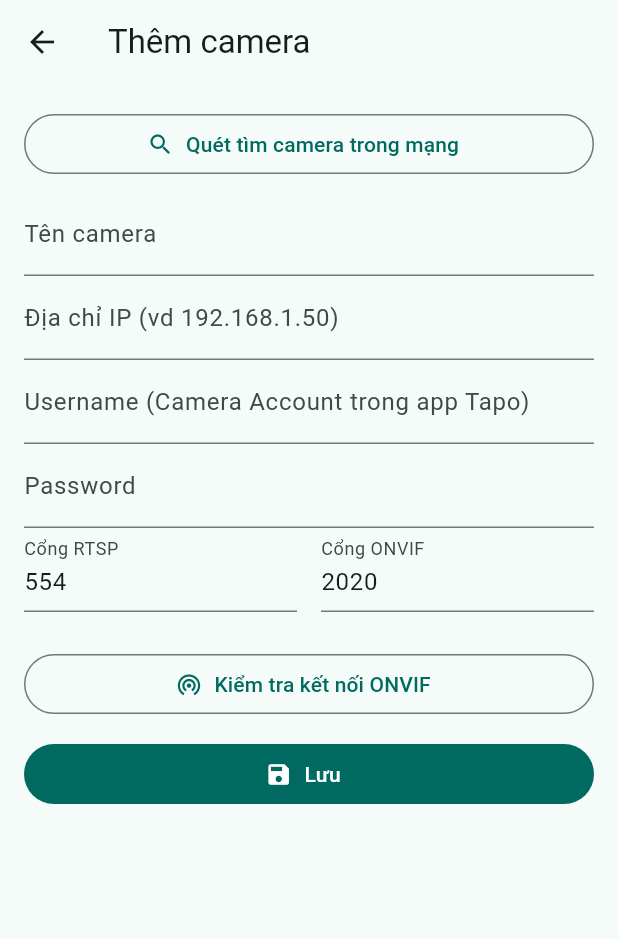
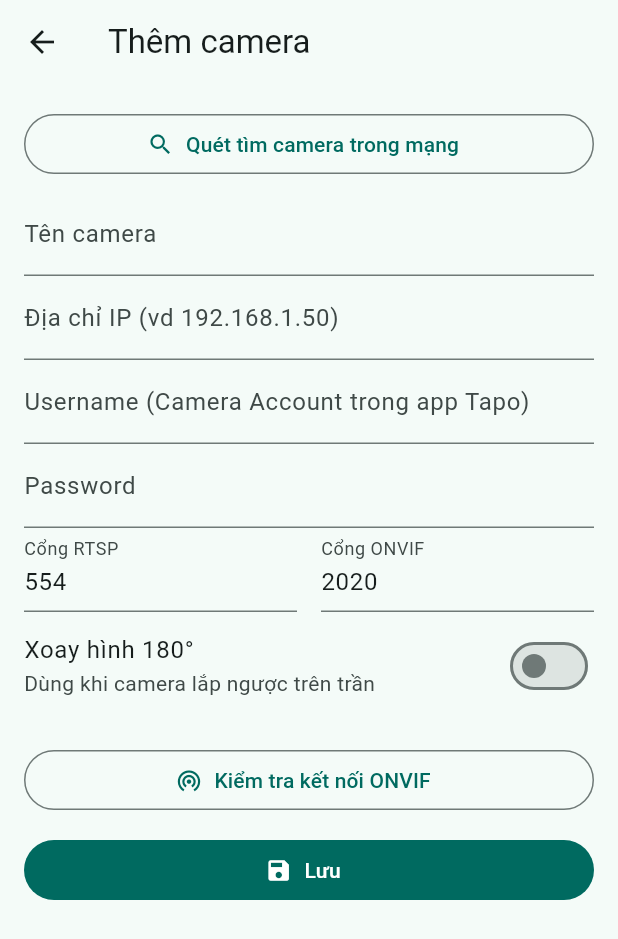
Before and after one commit to tamphan93/ai-cam, a Flutter app: the screen it shows after launch, after a tap on "Thêm camera", on a phone screen of 412 x 824 dp. Shown: the top 939 px of the screen. Run offline on Flutter 3.47's test engine with Material 3 defaults, Android fonts, the phone set to English and light mode, and no system bars; our stand-ins replace flutter_secure_storage, local_auth, shared_preferences; missing offline and left inert: easy_onvif, flutter_vlc_player, gal, photo_manager.

Commit message:
Thêm tự kết nối lại, khóa Face ID và xoay hình 180°
- Auto-reconnect: tự phát lại sau 3s khi stream error/ended/stopped (cả grid
  và live view), không can thiệp khi đang quay
- Xoay hình 180° theo từng cam (Camera.flip180 + toggle trong form, áp dụng
  bằng Transform.rotate ở mọi nơi hiển thị stream)
- Khóa app bằng Face ID/Touch ID: AppLock + LockGate (khóa khi mở app và khi
  quay lại từ nền) + màn hình Cài đặt để bật/tắt
- README: thêm NSFaceIDUsageDescription và mô tả các tính năng mới

Co-Authored-By: Claude Opus 4.8 <noreply@anthropic.com>
Claude-Session: https://claude.ai/code/session_019Sky4NAUP7Cnn7gqLFC2aS

```diff
--- a/lib/main.dart
+++ b/lib/main.dart
@@ -3,6 +3,7 @@ import 'package:provider/provider.dart';
 
 import 'services/camera_store.dart';
 import 'screens/home_grid_screen.dart';
+import 'widgets/lock_gate.dart';
 
 void main() {
   WidgetsFlutterBinding.ensureInitialized();
@@ -29,7 +30,7 @@ class TapoViewerApp extends StatelessWidget {
           colorSchemeSeed: Colors.teal,
           brightness: Brightness.dark,
         ),
-        home: const HomeGridScreen(),
+        home: const LockGate(child: HomeGridScreen()),
       ),
     );
   }
--- a/lib/models/camera.dart
+++ b/lib/models/camera.dart
@@ -12,6 +12,7 @@ class Camera {
     this.onvifPort = 2020,
     required this.username,
     this.password = '',
+    this.flip180 = false,
   });
 
   final String id;
@@ -20,6 +21,9 @@ class Camera {
   int rtspPort;
   int onvifPort;
   String username;
+
+  /// Xoay hình 180° (cho camera lắp ngược trên trần).
+  bool flip180;
 
   /// Transient — không lưu vào prefs. Nạp từ secure storage khi dùng.
   String password;
@@ -43,6 +47,7 @@ class Camera {
         'rtspPort': rtspPort,
         'onvifPort': onvifPort,
         'username': username,
+        'flip180': flip180,
       };
 
   factory Camera.fromJson(Map<String, dynamic> json) => Camera(
@@ -52,6 +57,7 @@ class Camera {
         rtspPort: (json['rtspPort'] as num?)?.toInt() ?? 554,
         onvifPort: (json['onvifPort'] as num?)?.toInt() ?? 2020,
         username: json['username'] as String,
+        flip180: json['flip180'] as bool? ?? false,
       );
 
   Camera copyWith({
@@ -61,6 +67,7 @@ class Camera {
     int? onvifPort,
     String? username,
     String? password,
+    bool? flip180,
   }) =>
       Camera(
         id: id,
@@ -70,5 +77,6 @@ class Camera {
         onvifPort: onvifPort ?? this.onvifPort,
         username: username ?? this.username,
         password: password ?? this.password,
+        flip180: flip180 ?? this.flip180,
       );
 }
--- a/lib/screens/camera_form_screen.dart
+++ b/lib/screens/camera_form_screen.dart
@@ -27,6 +27,7 @@ class _CameraFormScreenState extends State<CameraFormScreen> {
 
   bool _testing = false;
   bool _scanning = false;
+  bool _flip = false;
   double _scanProgress = 0;
 
   @override
@@ -39,6 +40,7 @@ class _CameraFormScreenState extends State<CameraFormScreen> {
     _pass = TextEditingController(text: c?.password ?? '');
     _rtspPort = TextEditingController(text: (c?.rtspPort ?? 554).toString());
     _onvifPort = TextEditingController(text: (c?.onvifPort ?? 2020).toString());
+    _flip = c?.flip180 ?? false;
   }
 
   @override
@@ -62,6 +64,7 @@ class _CameraFormScreenState extends State<CameraFormScreen> {
       password: _pass.text,
       rtspPort: int.tryParse(_rtspPort.text) ?? 554,
       onvifPort: int.tryParse(_onvifPort.text) ?? 2020,
+      flip180: _flip,
     );
   }
 
@@ -143,6 +146,7 @@ class _CameraFormScreenState extends State<CameraFormScreen> {
         password: c.password,
         rtspPort: c.rtspPort,
         onvifPort: c.onvifPort,
+        flip180: c.flip180,
       );
     } else {
       await store.update(widget.existing!.copyWith(
@@ -152,6 +156,7 @@ class _CameraFormScreenState extends State<CameraFormScreen> {
         password: c.password,
         rtspPort: c.rtspPort,
         onvifPort: c.onvifPort,
+        flip180: c.flip180,
       ));
     }
     if (mounted) Navigator.of(context).pop();
@@ -232,7 +237,14 @@ class _CameraFormScreenState extends State<CameraFormScreen> {
                 ),
               ],
             ),
-            const SizedBox(height: 24),
+            SwitchListTile(
+              contentPadding: EdgeInsets.zero,
+              title: const Text('Xoay hình 180°'),
+              subtitle: const Text('Dùng khi camera lắp ngược trên trần'),
+              value: _flip,
+              onChanged: (v) => setState(() => _flip = v),
+            ),
+            const SizedBox(height: 16),
             OutlinedButton.icon(
               onPressed: _testing ? null : _testOnvif,
               icon: _testing
--- a/lib/screens/home_grid_screen.dart
+++ b/lib/screens/home_grid_screen.dart
@@ -7,6 +7,7 @@ import '../widgets/vlc_player_tile.dart';
 import 'camera_form_screen.dart';
 import 'gallery_screen.dart';
 import 'live_view_screen.dart';
+import 'settings_screen.dart';
 
 /// Màn hình chính: lưới các camera (live SD), thêm/sửa/xóa, mở fullscreen.
 class HomeGridScreen extends StatelessWidget {
@@ -59,6 +60,12 @@ class HomeGridScreen extends StatelessWidget {
             icon: const Icon(Icons.photo_library_outlined),
             onPressed: () => Navigator.of(context).push(
               MaterialPageRoute(builder: (_) => const GalleryScreen()),
+            ),
+          ),
+          IconButton(
+            icon: const Icon(Icons.settings),
+            onPressed: () => Navigator.of(context).push(
+              MaterialPageRoute(builder: (_) => const SettingsScreen()),
             ),
           ),
         ],
--- a/lib/services/camera_store.dart
+++ b/lib/services/camera_store.dart
@@ -56,6 +56,7 @@ class CameraStore extends ChangeNotifier {
     required String password,
     int rtspPort = 554,
     int onvifPort = 2020,
+    bool flip180 = false,
   }) async {
     final cam = Camera(
       id: _uuid.v4(),
@@ -65,6 +66,7 @@ class CameraStore extends ChangeNotifier {
       password: password,
       rtspPort: rtspPort,
       onvifPort: onvifPort,
+      flip180: flip180,
     );
     _cameras.add(cam);
     await _secure.write(key: _pwPrefix + cam.id, value: password);
--- /dev/null
+++ b/lib/widgets/lock_gate.dart
@@ -0,0 +1,88 @@
+import 'package:flutter/material.dart';
+
+import '../services/app_lock.dart';
+
+/// Bọc toàn app: nếu bật khóa, yêu cầu xác thực Face ID/Touch ID khi mở app
+/// và mỗi khi quay lại từ nền.
+class LockGate extends StatefulWidget {
+  const LockGate({super.key, required this.child});
+
+  final Widget child;
+
+  @override
+  State<LockGate> createState() => _LockGateState();
+}
+
+class _LockGateState extends State<LockGate> with WidgetsBindingObserver {
+  bool _locked = false;
+  bool _authenticating = false;
+
+  @override
+  void initState() {
+    super.initState();
+    WidgetsBinding.instance.addObserver(this);
+    _maybeLock();
+  }
+
+  @override
+  void dispose() {
+    WidgetsBinding.instance.removeObserver(this);
+    super.dispose();
+  }
+
+  @override
+  void didChangeAppLifecycleState(AppLifecycleState state) {
+    if (state == AppLifecycleState.paused) {
+      // Khóa lại khi vào nền (sẽ yêu cầu xác thực khi quay lại).
+      AppLock.isEnabled().then((on) {
+        if (on && mounted) setState(() => _locked = true);
+      });
+    } else if (state == AppLifecycleState.resumed && _locked) {
+      _authenticate();
+    }
+  }
+
+  Future<void> _maybeLock() async {
+    if (await AppLock.isEnabled()) {
+      setState(() => _locked = true);
+      await _authenticate();
+    }
+  }
+
+  Future<void> _authenticate() async {
+    if (_authenticating) return;
+    _authenticating = true;
+    final ok = await AppLock.authenticate();
+    _authenticating = false;
+    if (ok && mounted) setState(() => _locked = false);
+  }
+
+  @override
+  Widget build(BuildContext context) {
+    return Stack(
+      children: [
+        widget.child,
+        if (_locked)
+          Positioned.fill(
+            child: ColoredBox(
+              color: Colors.black,
+              child: Center(
+                child: Column(
+                  mainAxisSize: MainAxisSize.min,
+                  children: [
+                    const Icon(Icons.lock, color: Colors.white, size: 64),
+                    const SizedBox(height: 24),
+                    FilledButton.icon(
+                      onPressed: _authenticate,
+                      icon: const Icon(Icons.fingerprint),
+                      label: const Text('Mở khóa'),
+                    ),
+                  ],
+                ),
+              ),
+            ),
+          ),
+      ],
+    );
+  }
+}
--- a/pubspec.yaml
+++ b/pubspec.yaml
@@ -31,6 +31,9 @@ dependencies:
   # Quyền hệ thống
   permission_handler: ^11.3.1
 
+  # Khóa app bằng Face ID / Touch ID
+  local_auth: ^2.3.0
+
   # State management (gọn nhẹ)
   provider: ^6.1.2
 
```
Also changed, not shown: lib/screens/live_view_screen.dart (+47 -8 lines), lib/screens/settings_screen.dart (added, +73 -0 lines), lib/services/app_lock.dart (added, +45 -0 lines), lib/widgets/vlc_player_tile.dart (+50 -5 lines), 1 other file.
